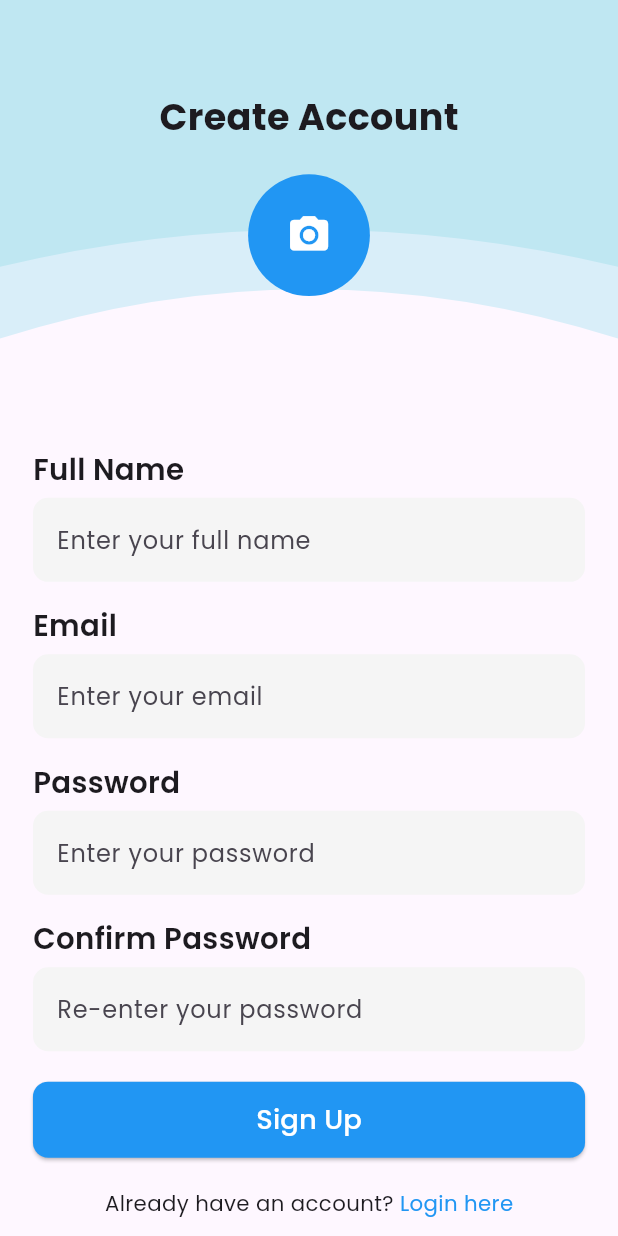
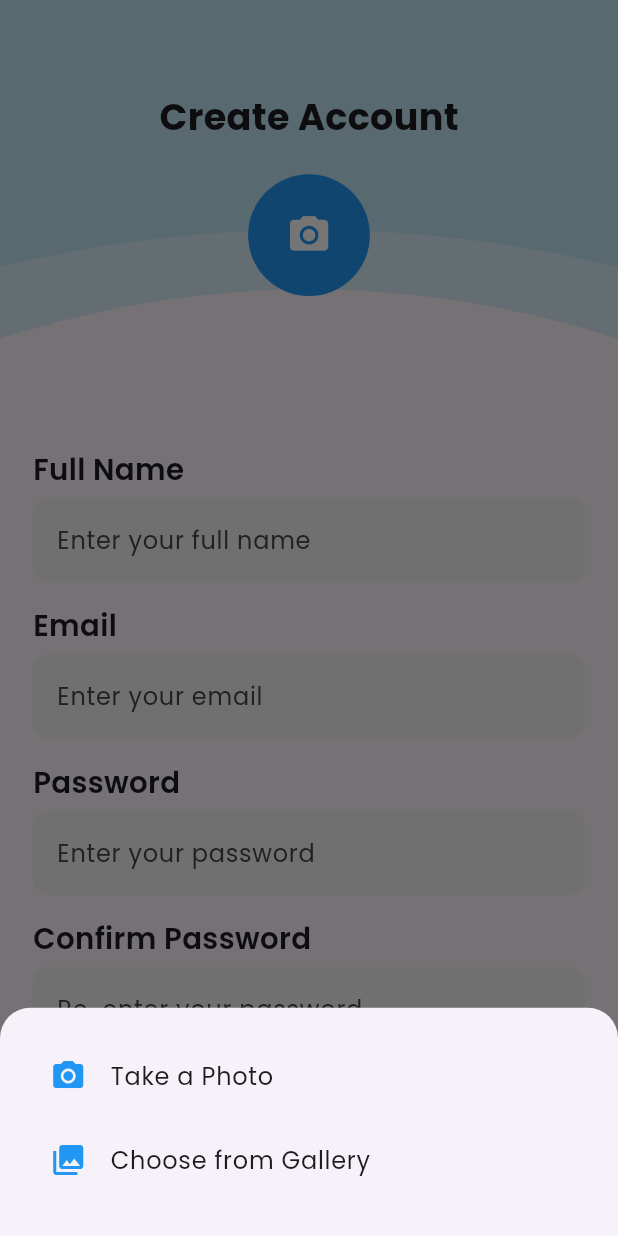
Before and after one commit to Icarus-conf/personal_scheduler_app, a Flutter app: the RegisterView screen opened by its route, after a tap on the "camera alt" icon, on a phone screen of 412 x 824 dp. Run offline on Flutter 3.47's test engine with Material 3 defaults, Android fonts, the light colour scheme and no system bars; drawn by our look-alikes of toastification; our stand-ins replace bloc, cached_network_image, cloud_firestore, connectivity_plus, dartz, firebase_auth and 18 more; accounts and stored records are empty; network calls fail.

Commit message:
adding antimations for navigation // remove unness items

```diff
--- a/lib/config/routes/routes.dart
+++ b/lib/config/routes/routes.dart
@@ -26,74 +26,84 @@ final GoRouter router = GoRouter(
     GoRoute(
       name: RoutesNames.authView,
       path: RoutesNames.authView,
-      builder: (BuildContext context, GoRouterState state) {
-        return AuthView();
+      pageBuilder: (BuildContext context, GoRouterState state) {
+        return _buildPageWithFadeTransition(const AuthView());
       },
     ),
     GoRoute(
       name: RoutesNames.loginView,
       path: RoutesNames.loginView,
-      builder: (BuildContext context, GoRouterState state) {
-        return LoginView();
+      pageBuilder: (BuildContext context, GoRouterState state) {
+        return _buildPageWithFadeTransition(const LoginView());
       },
     ),
     GoRoute(
       name: RoutesNames.forgetView,
       path: RoutesNames.forgetView,
-      builder: (BuildContext context, GoRouterState state) {
-        return ForgetPasswordView();
+      pageBuilder: (BuildContext context, GoRouterState state) {
+        return _buildPageWithFadeTransition(const ForgetPasswordView());
       },
     ),
     GoRoute(
       name: RoutesNames.registerView,
       path: RoutesNames.registerView,
-      builder: (BuildContext context, GoRouterState state) {
-        return RegisterView();
+      pageBuilder: (BuildContext context, GoRouterState state) {
+        return _buildPageWithFadeTransition(const RegisterView());
       },
     ),
     GoRoute(
       name: RoutesNames.taskView,
       path: RoutesNames.taskView,
-      builder: (BuildContext context, GoRouterState state) {
-        return TaskView();
+      pageBuilder: (BuildContext context, GoRouterState state) {
+        return _buildPageWithFadeTransition(const TaskView());
       },
     ),
     GoRoute(
       name: RoutesNames.addTaskView,
       path: RoutesNames.addTaskView,
-      builder: (BuildContext context, GoRouterState state) {
+      pageBuilder: (BuildContext context, GoRouterState state) {
         final String userID = state.extra as String;
-        return AddTaskView(
-          userId: userID,
-        );
+        return _buildPageWithFadeTransition(AddTaskView(userId: userID));
       },
     ),
     GoRoute(
       name: RoutesNames.editTaskView,
       path: RoutesNames.editTaskView,
-      builder: (BuildContext context, GoRouterState state) {
+      pageBuilder: (BuildContext context, GoRouterState state) {
         final data = state.extra as Map<String, dynamic>;
         final TaskEntity model = data['model'] as TaskEntity;
         final String userID = data['userID'] as String;
-        return EditTaskView(
-          userId: userID,
-          model: model,
-        );
+        return _buildPageWithFadeTransition(
+            EditTaskView(userId: userID, model: model));
       },
     ),
     GoRoute(
       name: RoutesNames.profileView,
       path: RoutesNames.profileView,
-      builder: (BuildContext context, GoRouterState state) {
-        return ProfileView();
+      pageBuilder: (BuildContext context, GoRouterState state) {
+        return _buildPageWithFadeTransition(const ProfileView());
       },
     ),
   ],
-  errorBuilder: (BuildContext context, GoRouterState state) {
-    return const Scaffold(
-      body: Center(
-        child: Text('Route not found!'),
+  errorPageBuilder: (BuildContext context, GoRouterState state) {
+    return _buildPageWithFadeTransition(
+      const Scaffold(
+        body: Center(
+          child: Text('Route not found!'),
+        ),
       ),
     );
   },
 );
+
+CustomTransitionPage _buildPageWithFadeTransition(Widget child) {
+  return CustomTransitionPage(
+    child: child,
+    transitionsBuilder: (context, animation, secondaryAnimation, child) {
+      return FadeTransition(
+        opacity: animation,
+        child: child,
+      );
+    },
+  );
+}
--- a/lib/features/auth/presentation/views/login/login_view.dart
+++ b/lib/features/auth/presentation/views/login/login_view.dart
@@ -31,7 +31,7 @@ class _LoginViewState extends State<LoginView> {
   bool isChecked = false;
   bool isObs = true;
 
-  final _formKey = GlobalKey<FormState>(); // Form key for validation
+  final _formKey = GlobalKey<FormState>();
 
   // Email validation function
   String? _validateEmail(String? email) {
--- a/lib/features/auth/presentation/views/register/register_view.dart
+++ b/lib/features/auth/presentation/views/register/register_view.dart
@@ -30,11 +30,48 @@ class _RegisterViewState extends State<RegisterView> {
   File? _selectedImage;
   final ImagePicker _picker = ImagePicker();
 
-  final _formKey = GlobalKey<FormState>(); // Form key for validation
+  final _formKey = GlobalKey<FormState>();
 
   Future<void> _pickImage() async {
+    showModalBottomSheet(
+      context: context,
+      shape: RoundedRectangleBorder(
+        borderRadius: BorderRadius.vertical(top: Radius.circular(20.r)),
+      ),
+      builder: (BuildContext context) {
+        return Container(
+          padding: EdgeInsets.all(16.w),
+          height: 150.h,
+          child: Column(
+            children: [
+              ListTile(
+                leading:
+                    const Icon(Icons.camera_alt, color: AppColors.primaryColor),
+                title: const Text("Take a Photo"),
+                onTap: () async {
+                  Navigator.pop(context); // Close bottom sheet
+                  await _pickImageFromSource(ImageSource.camera);
+                },
+              ),
+              ListTile(
+                leading: const Icon(Icons.photo_library,
+                    color: AppColors.primaryColor),
+                title: const Text("Choose from Gallery"),
+                onTap: () async {
+                  Navigator.pop(context); // Close bottom sheet
+                  await _pickImageFromSource(ImageSource.gallery);
+                },
+              ),
+            ],
+          ),
+        );
+      },
+    );
+  }
+
+  Future<void> _pickImageFromSource(ImageSource source) async {
     try {
-      final pickedFile = await _picker.pickImage(source: ImageSource.gallery);
+      final pickedFile = await _picker.pickImage(source: source);
       if (pickedFile != null) {
         setState(() {
           _selectedImage = File(pickedFile.path);
--- a/lib/features/task/data/models/task_model.dart
+++ b/lib/features/task/data/models/task_model.dart
@@ -1,8 +1,9 @@
+// ignore_for_file: overridden_fields
 import 'package:hive/hive.dart';
 import 'package:cloud_firestore/cloud_firestore.dart';
 import '../../domain/entities/task_entity.dart';
 
-part 'task_model.g.dart'; // ✅ Required for code generation
+part 'task_model.g.dart';
 
 @HiveType(typeId: 0)
 class TaskModel extends TaskEntity {
--- a/lib/features/task/data/repository/task_repo_impl.dart
+++ b/lib/features/task/data/repository/task_repo_impl.dart
@@ -28,14 +28,12 @@ class TaskRepositoryImpl implements TaskRepository {
 
       if (isConnected) {
         final remoteTasks = await remoteDataSource.readTasks(userId, date);
-        // Save to local with user ID using copyWith
         for (var task in remoteTasks) {
           await localDataSource.insertTask(task.copyWith(userId: userId));
         }
 
         return Right(remoteTasks);
       } else {
-        // Pass userId to local data source
         final localTasks = await localDataSource.getTasksForDay(userId, date);
         return Right(localTasks);
       }
--- a/lib/features/task/presentation/views/widgets/build_task_card_widget.dart
+++ b/lib/features/task/presentation/views/widgets/build_task_card_widget.dart
@@ -10,7 +10,7 @@ import 'package:personal_scheduler_app/features/task/domain/entities/task_entity
 Widget buildTaskCard(TaskEntity task, Function(BuildContext)? onPressedEnd,
     Function(BuildContext)? onPressedStart) {
   return Slidable(
-    direction: Axis.horizontal, // Swipe direction
+    direction: Axis.horizontal,
     startActionPane: ActionPane(
       motion: ScrollMotion(),
       children: [
```
Also changed, not shown: 1 other file.
